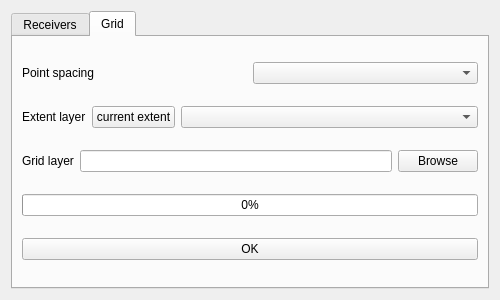
Before: the Qt Designer form tools/ui_CreateReceiverPoints.ui in pierluigiderosa/openoise, drawn with Qt 5.
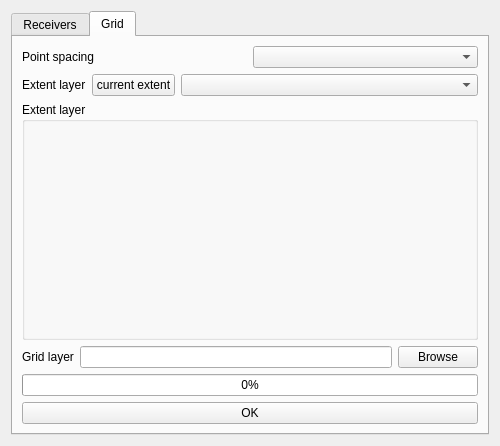
After: the same form once the commit is applied. The open tabs and pages were chosen to show the change. Custom widgets are drawn as their Qt base class.

What changed in the file:
```diff
--- a/tools/ui_CreateReceiverPoints.ui
+++ b/tools/ui_CreateReceiverPoints.ui
@@ -10,11 +10,11 @@
     <x>0</x>
     <y>0</y>
     <width>500</width>
-    <height>300</height>
+    <height>446</height>
    </rect>
   </property>
   <property name="sizePolicy">
-   <sizepolicy hsizetype="Preferred" vsizetype="Preferred">
+   <sizepolicy hsizetype="Expanding" vsizetype="Expanding">
     <horstretch>0</horstretch>
     <verstretch>0</verstretch>
    </sizepolicy>
@@ -28,7 +28,7 @@
   <property name="maximumSize">
    <size>
     <width>500</width>
-    <height>300</height>
+    <height>500</height>
    </size>
   </property>
   <property name="sizeIncrement">
@@ -46,6 +46,12 @@
   <layout class="QVBoxLayout" name="verticalLayout">
    <item>
     <widget class="QTabWidget" name="tabWidget">
+     <property name="sizePolicy">
+      <sizepolicy hsizetype="Expanding" vsizetype="Expanding">
+       <horstretch>0</horstretch>
+       <verstretch>0</verstretch>
+      </sizepolicy>
+     </property>
      <property name="currentIndex">
       <number>0</number>
      </property>
@@ -268,6 +274,13 @@
          </item>
         </layout>
        </item>
+       <item>
+        <widget class="QgsExtentGroupBox" name="ExtentGrid">
+         <property name="title">
+          <string>Extent layer</string>
+         </property>
+        </widget>
+       </item>
        <item>
         <layout class="QHBoxLayout" name="horizontalLayout_4">
          <item>
@@ -310,6 +323,18 @@
   </layout>
  </widget>
  <customwidgets>
+  <customwidget>
+   <class>QgsCollapsibleGroupBox</class>
+   <extends>QGroupBox</extends>
+   <header>qgscollapsiblegroupbox.h</header>
+   <container>1</container>
+  </customwidget>
+  <customwidget>
+   <class>QgsExtentGroupBox</class>
+   <extends>QgsCollapsibleGroupBox</extends>
+   <header>qgsextentgroupbox.h</header>
+   <container>1</container>
+  </customwidget>
   <customwidget>
    <class>QgsMapLayerComboBox</class>
    <extends>QComboBox</extends>
```
Left out of the diff: 3 changed lines with no effect on the pictures.
